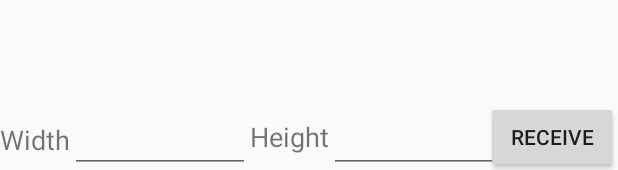
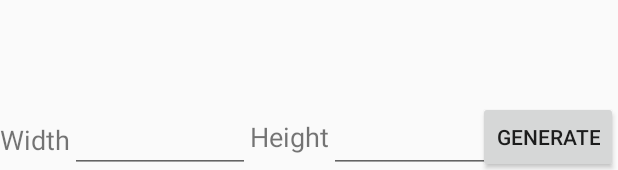
Before and after one commit to byubjung-kang/Android_project, an Android app: the layout activity_bear_image_room.xml on its own in the app's theme, with its tools: preview values and no code run, on a phone screen of 412 x 824 dp. Shown: the part 1063-1233 px from the top of the screen. Run offline under Robolectric (Android 15) with nearby library versions, the phone set to English and light mode, and no system bars.

Commit message:
milestone2 halfway

```diff
--- a/app/src/main/java/MobileApplication/Group/Theme/BearImageGenerator/BearImageViewModel.java
+++ b/app/src/main/java/MobileApplication/Group/Theme/BearImageGenerator/BearImageViewModel.java
@@ -8,6 +8,6 @@ import java.util.ArrayList;
 import Data.BearImageGeneratorData.BearImage;
 
 public class BearImageViewModel extends ViewModel {
-    public MutableLiveData<ArrayList<BearImage>> messages = new MutableLiveData< >();
-    public MutableLiveData<BearImage> selectedMessage = new MutableLiveData<BearImage>();
+    public MutableLiveData<ArrayList<BearImage>> images = new MutableLiveData< >();
+    public MutableLiveData<BearImage> selectedImage = new MutableLiveData<BearImage>();
 }
--- a/app/src/main/res/layout/activity_bear_image_room.xml
+++ b/app/src/main/res/layout/activity_bear_image_room.xml
@@ -13,31 +13,31 @@
             android:layout_width="match_parent"
             android:layout_height="match_parent">
 
-
-            <!--            <Button-->
-<!--                android:id="@+id/sendButton"-->
-<!--                android:layout_width="wrap_content"-->
-<!--                android:layout_height="wrap_content"-->
-<!--                android:text="SEND"-->
-<!--                app:layout_constraintBottom_toBottomOf="parent"-->
-<!--                app:layout_constraintStart_toStartOf="parent" />-->
-
             <androidx.recyclerview.widget.RecyclerView
                 android:id="@+id/recycleView"
                 android:layout_width="0dp"
                 android:layout_height="0dp"
-                app:layout_constraintBottom_toBottomOf="parent"
+                app:layout_constraintBottom_toBottomOf="@+id/myToolbar"
+                app:layout_constraintBottom_toTopOf="@+id/textInput"
                 app:layout_constraintEnd_toEndOf="parent"
                 app:layout_constraintHorizontal_bias="0.0"
                 app:layout_constraintStart_toStartOf="parent"
-                app:layout_constraintTop_toTopOf="parent"
+                app:layout_constraintTop_toBottomOf="@+id/myToolbar"
                 app:layout_constraintVertical_bias="0.0" />
+
+            <androidx.appcompat.widget.Toolbar
+                android:id="@+id/myToolbar"
+                android:layout_width="match_parent"
+                android:layout_height="wrap_content"
+                app:layout_constraintEnd_toEndOf="parent"
+                app:layout_constraintStart_toStartOf="parent"
+                app:layout_constraintTop_toTopOf="parent" />
 
             <Button
                 android:id="@+id/generateButton"
                 android:layout_width="wrap_content"
                 android:layout_height="wrap_content"
-                android:text="RECEIVE"
+                android:text="@string/generateButton"
                 app:layout_constraintBottom_toBottomOf="parent"
                 app:layout_constraintEnd_toEndOf="parent" />
 
@@ -65,7 +65,7 @@
                 android:id="@+id/textView2"
                 android:layout_width="wrap_content"
                 android:layout_height="wrap_content"
-                android:text="Width"
+                android:text="@string/textView2"
                 android:textSize="18dp"
                 app:layout_constraintBottom_toBottomOf="parent"
                 app:layout_constraintStart_toStartOf="parent"
@@ -75,7 +75,7 @@
                 android:id="@+id/textView3"
                 android:layout_width="0dp"
                 android:layout_height="28dp"
-                android:text="Height"
+                android:text="@string/textView3"
                 android:textSize="18dp"
                 app:layout_constraintBottom_toBottomOf="parent"
                 app:layout_constraintStart_toEndOf="@+id/textInput2"
@@ -89,9 +89,8 @@
                 app:layout_constraintEnd_toEndOf="parent"
                 app:layout_constraintHorizontal_bias="0.0"
                 app:layout_constraintStart_toStartOf="parent"
-                app:layout_constraintTop_toTopOf="parent"
-                app:layout_constraintVertical_bias="1.0">
-            </FrameLayout>
+                app:layout_constraintTop_toBottomOf="@+id/myToolbar"
+                app:layout_constraintVertical_bias="1.0"></FrameLayout>
 
         </androidx.constraintlayout.widget.ConstraintLayout>
 
--- a/app/src/main/res/values/strings.xml
+++ b/app/src/main/res/values/strings.xml
@@ -1,5 +1,10 @@
 <resources>
-    <string name="app_name">Jeonghyeon\'s Android Labs</string>
+    <string name="app_name">Bear Image Generator</string>
     <string name="hello_message">Hello world!</string>
     <string name="button_message">LOGIN</string>
+    <string name="generateButton">Generate</string>
+    <string name="textView2">Width</string>
+    <string name="textView3">Height</string>
+    <string name="item_2">Help</string>
+
 </resources>
--- a/app/src/main/res/values/themes.xml
+++ b/app/src/main/res/values/themes.xml
@@ -3,6 +3,8 @@
     <style name="Base.Theme.AndroidProject" parent="Theme.AppCompat.DayNight.NoActionBar">
         <!-- Customize your light theme here. -->
         <!-- <item name="colorPrimary">@color/my_light_primary</item> -->
+        <item name="windowActionBar">false</item>
+        <item name="windowNoTitle">true</item>
     </style>
 
     <style name="Theme.AndroidProject" parent="Base.Theme.AndroidProject" />
```
Also changed, not shown: app/src/main/java/MobileApplication/Group/Theme/BearImageGenerator/BearImageGenerator.java (+84 -28 lines), app/src/main/res/menu/my_menu.xml (added, +14 -0 lines), app/src/main/res/drawable/garbage.png (added), 1 other file.
